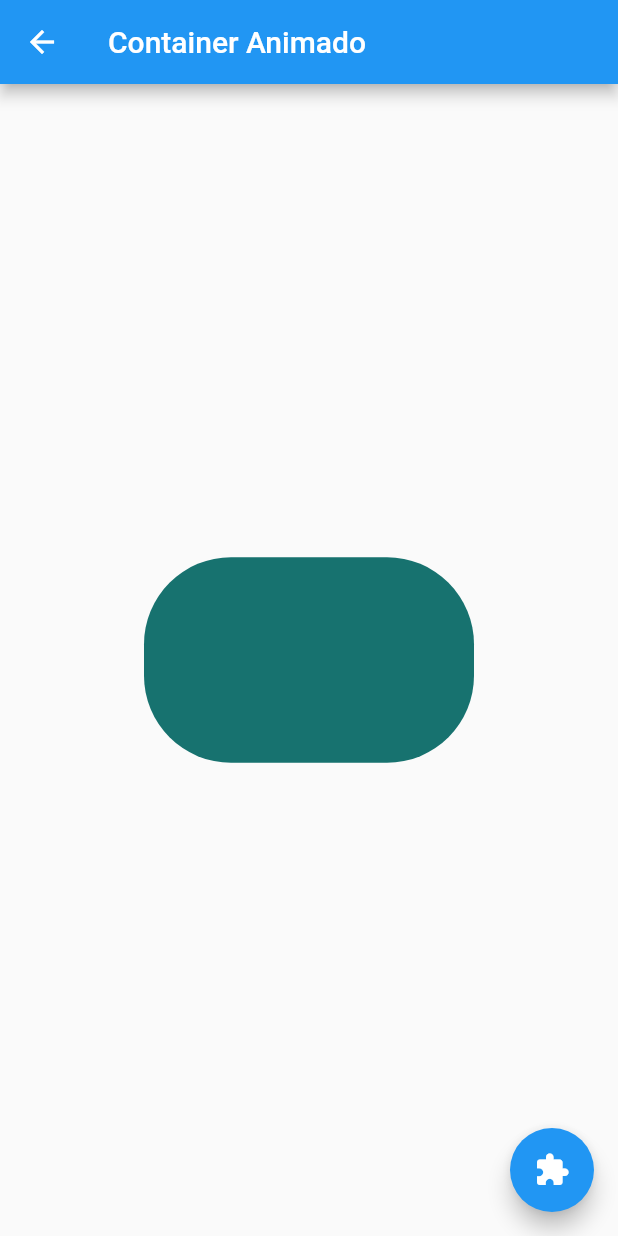
After one commit to CristianX/flutter-componentes, a Flutter app: the AnimatedContainerPage screen opened by its route, after a tap on the "extension" icon, on a phone screen of 412 x 824 dp. The commit adds this screen. Run offline on Flutter 3.47's test engine with Material 2 defaults, Android fonts, the phone set to English and light mode, and no system bars.

Commit message:
Implementando página de animated_container para mostrar un AnimatedContainer

```diff
--- /dev/null
+++ b/lib/src/pages/animated_container.dart
@@ -0,0 +1,72 @@
+
+
+import 'package:flutter/material.dart';
+
+import 'dart:math';
+
+
+
+class AnimatedContainerPage extends StatefulWidget {
+
+  @override
+     _AnimatedContainerPageState createState() => _AnimatedContainerPageState();
+}
+
+class _AnimatedContainerPageState extends State<AnimatedContainerPage> {
+
+  double _width = 50.0;
+  double _height = 50.0;
+  Color _color = Colors.pink;
+
+  BorderRadiusGeometry _borderRadius = BorderRadius.circular(8.0);
+
+
+  @override
+  Widget build(BuildContext context) {
+    return Scaffold(
+      appBar: AppBar(
+        title: Text('Container Animado'),
+      ),
+      body: Center(
+        child: AnimatedContainer(
+          duration: Duration( seconds: 1 ),
+          // Todo elemento que se anima tiene propiedad curves
+          curve: Curves.fastOutSlowIn,
+          width: _width,
+          height: _height,
+          decoration: BoxDecoration(
+            borderRadius: _borderRadius,
+            color: _color
+          ),
+
+        ),
+      ),
+      floatingActionButton: FloatingActionButton(
+        onPressed: _cambioEstado,
+        child: Icon(Icons.extension),
+      ),
+    );
+  }
+
+  void _cambioEstado( ) {
+
+    final random = Random();
+
+    setState(() {
+
+      _width = random.nextInt(300).toDouble();
+      _height = random.nextInt(300).toDouble();
+      _color = Color.fromRGBO(
+        random.nextInt(255),
+        random.nextInt(255),
+        random.nextInt(255),
+        1
+      );
+
+      _borderRadius = BorderRadius.circular(random.nextInt(100).toDouble());
+
+    });
+
+
+  }
+}
--- a/lib/src/routes/routes.dart
+++ b/lib/src/routes/routes.dart
@@ -6,6 +6,8 @@ import 'package:componentes/src/pages/alert_page.dart';
 import 'package:componentes/src/pages/avatar_page.dart';
 import 'package:componentes/src/pages/home_page.dart';
 import 'package:componentes/src/pages/card_page.dart';
+import 'package:componentes/src/pages/animated_container.dart';
+import 'package:componentes/src/pages/input_page.dart';
 
 
 // Para transformarlo a mapa
@@ -17,6 +19,8 @@ return <String, WidgetBuilder>{
   'alert' : ( BuildContext context ) => AlertPage(),
   'avatar': ( BuildContext context ) => AvatarPage(),
   'card': ( BuildContext context ) => CardPage(),
+  'inputs': ( BuildContext context ) => InputPage(),
+  'animatedContainer': ( BuildContext context ) => AnimatedContainerPage(),
 };
 
 
--- a/lib/src/utils/icono_string_util.dart
+++ b/lib/src/utils/icono_string_util.dart
@@ -6,6 +6,8 @@ final _icons = <String, IconData>{
   'add_alert'    : Icons.add_alert,
   'accessibility': Icons.accessibility,
   'folder_open'  : Icons.folder_open,
+  'donut_large'  : Icons.donut_large,
+  'input'        : Icons.input
 
 };
 
```
Also changed, not shown: data/menu_opts.json (+21 -9 lines), lib/src/pages/input_page.dart (added, +15 -0 lines).
